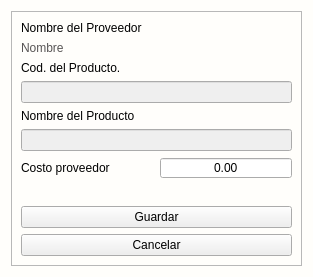
Qt form app/View/UserInterfaceUi/CAMBIO_PRECIO_PRODUCTO_PROVEEDOR.ui (LAngelVp/software-punto-de-venta) before a commit.
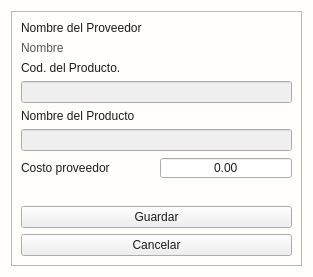
The same form after that commit.

What changed in the file:
```diff
--- a/app/View/UserInterfaceUi/CAMBIO_PRECIO_PRODUCTO_PROVEEDOR.ui
+++ b/app/View/UserInterfaceUi/CAMBIO_PRECIO_PRODUCTO_PROVEEDOR.ui
@@ -14,11 +14,13 @@
    <string>Form</string>
   </property>
   <property name="styleSheet">
-   <string notr="true">#PreciosProductosProveedor{
+   <string notr="true">*{color: #1d1c1c;}
+#PreciosProductosProveedor{
 background: #fffefb;
 }
 [objectName*=&quot;contenedor&quot;]{
 background: #fffefb;
+border: none;
 }
 [objectName*=&quot;etiqueta&quot;]{
 font-size: 14px;
```
Left out of the diff: 14 changed lines with no effect on the pictures.
